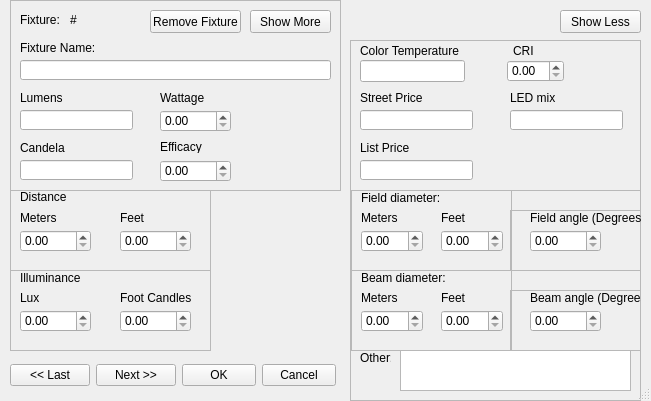
Before: the Qt Designer form fixtureeditdialog.ui in themattkerr/FixtureCompare, drawn with Qt 5.
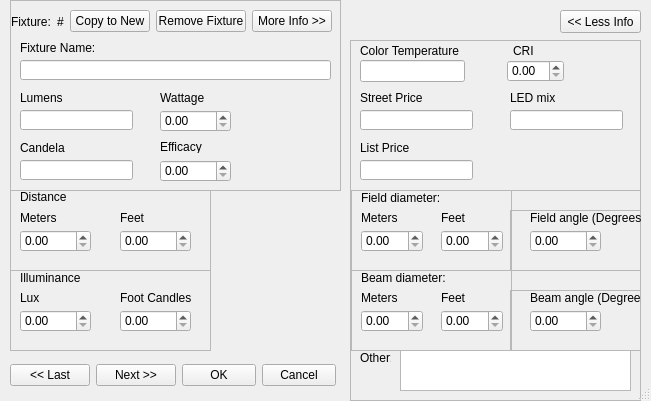
After: the same form once the commit is applied. Icons and pictures are not drawn.

The edit to the form file:
```diff
--- a/fixtureeditdialog.ui
+++ b/fixtureeditdialog.ui
@@ -38,32 +38,6 @@
    <property name="frameShadow">
     <enum>QFrame::Raised</enum>
    </property>
-   <widget class="QLabel" name="FixtureLabel">
-    <property name="geometry">
-     <rect>
-      <x>10</x>
-      <y>13</y>
-      <width>47</width>
-      <height>13</height>
-     </rect>
-    </property>
-    <property name="text">
-     <string>Fixture:</string>
-    </property>
-   </widget>
-   <widget class="QLabel" name="FixtureNumberDisplay">
-    <property name="geometry">
-     <rect>
-      <x>60</x>
-      <y>9</y>
-      <width>31</width>
-      <height>21</height>
-     </rect>
-    </property>
-    <property name="text">
-     <string>#</string>
-    </property>
-   </widget>
    <widget class="QLabel" name="FixtureNameLabel">
     <property name="geometry">
      <rect>
@@ -188,31 +162,65 @@
      <double>10000.000000000000000</double>
     </property>
    </widget>
-   <widget class="QPushButton" name="showMoreButton">
+   <widget class="QWidget" name="">
     <property name="geometry">
      <rect>
-      <x>240</x>
-      <y>10</y>
-      <width>81</width>
-      <height>23</height>
+      <x>1</x>
+      <y>9</y>
+      <width>321</width>
+      <height>25</height>
      </rect>
     </property>
-    <property name="text">
-     <string>Show More</string>
-    </property>
-   </widget>
-   <widget class="QPushButton" name="RemoveFixture">
-    <property name="geometry">
-     <rect>
-      <x>140</x>
-      <y>10</y>
-      <width>91</width>
-      <height>23</height>
-     </rect>
-    </property>
-    <property name="text">
-     <string>Remove Fixture</string>
-    </property>
+    <layout class="QHBoxLayout" name="horizontalLayout_3">
+     <item>
+      <widget class="QLabel" name="FixtureLabel">
+       <property name="text">
+        <string>Fixture:</string>
+       </property>
+      </widget>
+     </item>
+     <item>
+      <widget class="QLabel" name="FixtureNumberDisplay">
+       <property name="text">
+        <string>#</string>
+       </property>
+      </widget>
+     </item>
+     <item>
+      <spacer name="horizontalSpacer_6">
+       <property name="orientation">
+        <enum>Qt::Horizontal</enum>
+       </property>
+       <property name="sizeHint" stdset="0">
+        <size>
+         <width>40</width>
+         <height>20</height>
+        </size>
+       </property>
+      </spacer>
+     </item>
+     <item>
+      <widget class="QPushButton" name="copyToNewButton">
+       <property name="text">
+        <string>Copy to New</string>
+       </property>
+      </widget>
+     </item>
+     <item>
+      <widget class="QPushButton" name="RemoveFixture">
+       <property name="text">
+        <string>Remove Fixture</string>
+       </property>
+      </widget>
+     </item>
+     <item>
+      <widget class="QPushButton" name="showMoreButton">
+       <property name="text">
+        <string>More Info &gt;&gt;</string>
+       </property>
+      </widget>
+     </item>
+    </layout>
    </widget>
   </widget>
   <widget class="QFrame" name="Illuminance">
@@ -931,7 +939,7 @@
     </rect>
    </property>
    <property name="text">
-    <string>Show Less</string>
+    <string>&lt;&lt; Less Info</string>
    </property>
   </widget>
  </widget>
```
Left out of the diff: 4 changed lines with no effect on the pictures.
